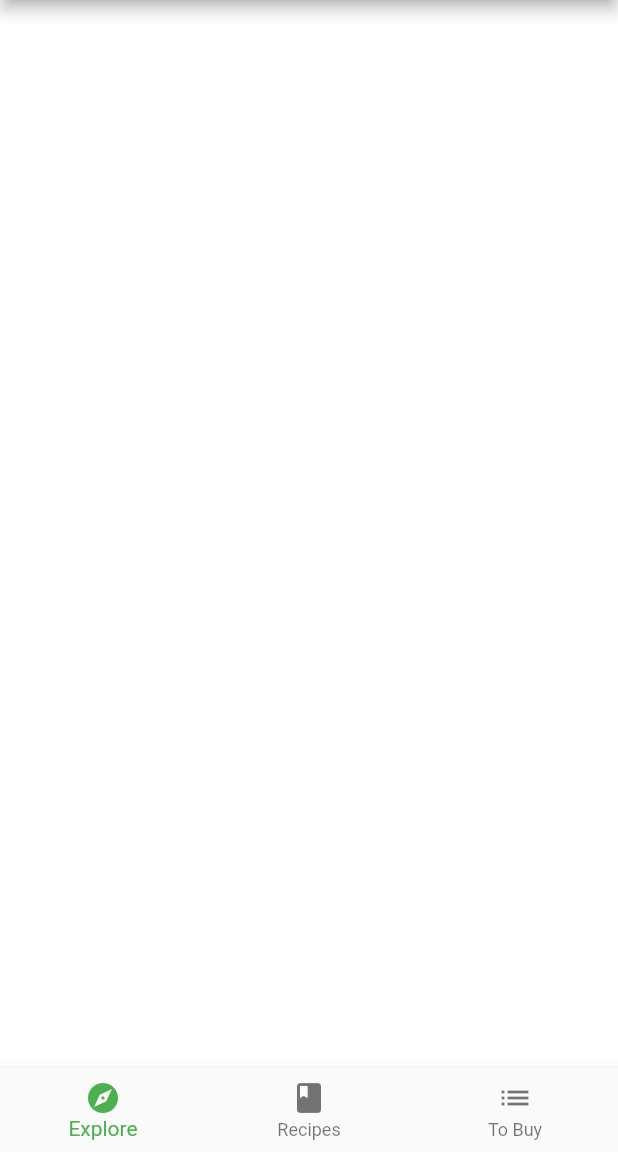
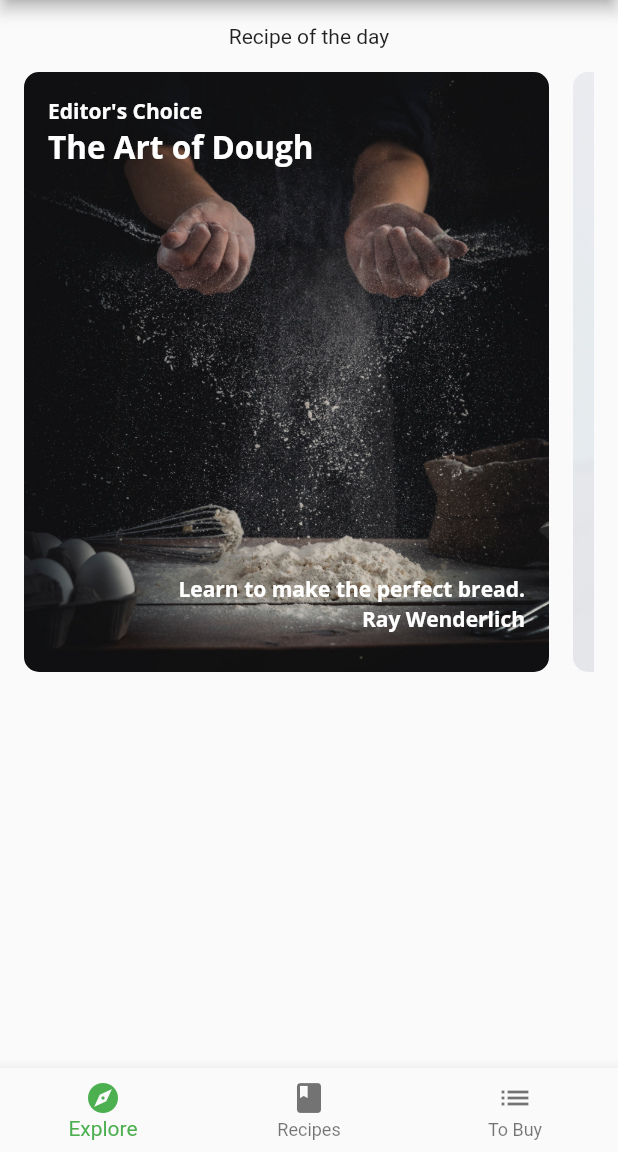
Before and after one commit to alxayeed/fooderlich-2.0, a Flutter app: the screen it shows after launch, on a phone screen of 412 x 824 dp, the part 84-1236 px from its top. Run offline on Flutter 3.47's test engine with Material 2 defaults, Android fonts, the phone set to English and light mode, and no system bars; our stand-ins replace google_fonts.

Commit message:
Recipe of the day  ListView added

```diff
--- a/lib/components/components.dart
+++ b/lib/components/components.dart
@@ -3,3 +3,4 @@ export 'card1.dart';
 export 'card2.dart';
 export 'card3.dart';
 export 'circle_image.dart';
+export 'todays_recipe_list_view.dart';
--- /dev/null
+++ b/lib/components/todays_recipe_list_view.dart
@@ -0,0 +1,51 @@
+import 'package:flutter/material.dart';
+import 'package:fooderlich/components/components.dart';
+import 'package:fooderlich/models/models.dart';
+
+class TodaysRecipeListView extends StatelessWidget {
+  final List<ExploreRecipe> recipes;
+  TodaysRecipeListView({Key? key, required this.recipes}) : super(key: key);
+
+  @override
+  Widget build(BuildContext context) {
+    return Padding(
+      padding: EdgeInsets.only(left: 16, right: 16, top: 16),
+      child: Column(
+        children: [
+          Text("Recipe of the day"),
+          const SizedBox(
+            height: 16,
+          ),
+          Container(
+            height: 400,
+            color: Colors.transparent,
+            child: ListView.separated(
+                scrollDirection: Axis.horizontal,
+                itemBuilder: (context, index) {
+                  final recipe = recipes[index];
+                  return buildCard(recipe);
+                },
+                separatorBuilder: (context, index) {
+                  return const SizedBox(
+                    width: 16.0,
+                  );
+                },
+                itemCount: recipes.length),
+          )
+        ],
+      ),
+    );
+  }
+
+  Widget buildCard(ExploreRecipe recipe) {
+    if (recipe.cardType == RecipeCardType.card1) {
+      return Card1(recipe: recipe);
+    } else if (recipe.cardType == RecipeCardType.card2) {
+      return Card2(recipe: recipe);
+    } else if (recipe.cardType == RecipeCardType.card3) {
+      return Card3(recipe: recipe);
+    } else {
+      throw Exception("This card doesn\'t exist yet");
+    }
+  }
+}
--- a/lib/home.dart
+++ b/lib/home.dart
@@ -1,4 +1,5 @@
 import 'package:flutter/material.dart';
+import 'package:fooderlich/screens/explore_screen.dart';
 
 class Home extends StatefulWidget {
   const Home({Key? key}) : super(key: key);
@@ -11,8 +12,7 @@ class _HomeState extends State<Home> {
   int _selectedIndex = 0;
 
   static List<Widget> pages = <Widget>[
-    // TODO: Replace with ExploreScreen
-    Container(color: Colors.white),
+    ExploreScreen(),
     // TODO: Replace with RecipesScreen
     Container(color: Colors.green),
     Container(color: Colors.blue),
--- /dev/null
+++ b/lib/screens/explore_screen.dart
@@ -0,0 +1,25 @@
+import 'package:flutter/material.dart';
+import 'package:fooderlich/api/mock_fooderlich_service.dart';
+import 'package:fooderlich/components/todays_recipe_list_view.dart';
+import 'package:fooderlich/models/models.dart';
+
+class ExploreScreen extends StatelessWidget {
+  final mockService = MockFooderlichService();
+  ExploreScreen({Key? key}) : super(key: key);
+
+  @override
+  Widget build(BuildContext context) {
+    //TODO 1: Add TodayRecipeListView
+    return FutureBuilder(
+        future: mockService.getExploreData(),
+        builder: (context, AsyncSnapshot<ExploreData> snapshot) {
+          if (snapshot.connectionState == ConnectionState.done) {
+            final recipes = snapshot.data?.todayRecipes ?? [];
+            return TodaysRecipeListView(recipes: recipes);
+          } else {
+            return Center(child: CircularProgressIndicator());
+          }
+          ;
+        });
+  }
+}
```
